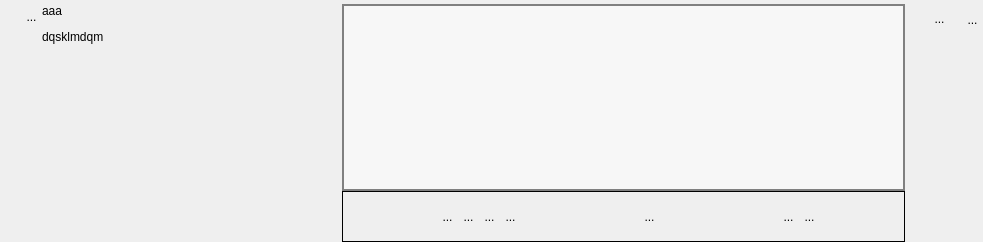
Old version of the form UiQT4/desWidgetPlusieursBase.ui in the repository SalomePlatform/eficas_tools.
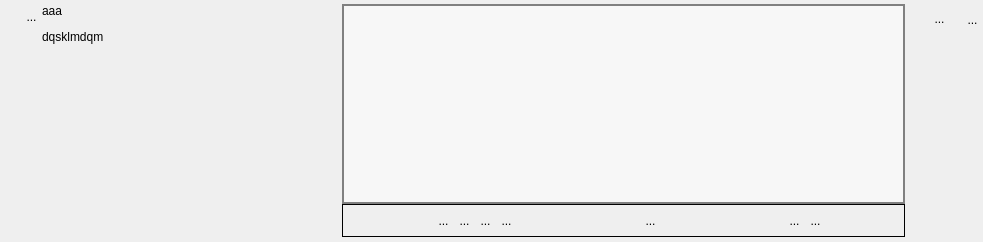
New version of the form. Icons and pictures are not drawn. Custom widgets are drawn as their Qt base class.

The edit to the form file:
```diff
--- a/UiQT4/desWidgetPlusieursBase.ui
+++ b/UiQT4/desWidgetPlusieursBase.ui
@@ -45,7 +45,7 @@
     <number>0</number>
    </property>
    <property name="bottomMargin">
-    <number>0</number>
+    <number>5</number>
    </property>
    <item>
     <layout class="QVBoxLayout" name="verticalLayout_3">
@@ -167,6 +167,9 @@
    </item>
    <item>
     <layout class="QVBoxLayout" name="verticalLayout_2">
+     <property name="spacing">
+      <number>0</number>
+     </property>
      <item>
       <widget class="QScrollArea" name="scrollArea">
        <property name="sizePolicy">
@@ -211,7 +214,7 @@
           <x>0</x>
           <y>0</y>
           <width>546</width>
-          <height>175</height>
+          <height>194</height>
          </rect>
         </property>
         <property name="sizePolicy">
@@ -222,7 +225,7 @@
         </property>
         <layout class="QVBoxLayout" name="verticalLayoutLE">
          <property name="spacing">
-          <number>1</number>
+          <number>2</number>
          </property>
          <property name="leftMargin">
           <number>2</number>
@@ -259,6 +262,9 @@
         <enum>QFrame::Box</enum>
        </property>
        <layout class="QHBoxLayout" name="horizontalLayout_6">
+        <property name="margin">
+         <number>0</number>
+        </property>
         <item>
          <spacer name="horizontalSpacer_5">
           <property name="orientation">
```
Left out of the diff: 12 changed lines with no effect on the pictures.
